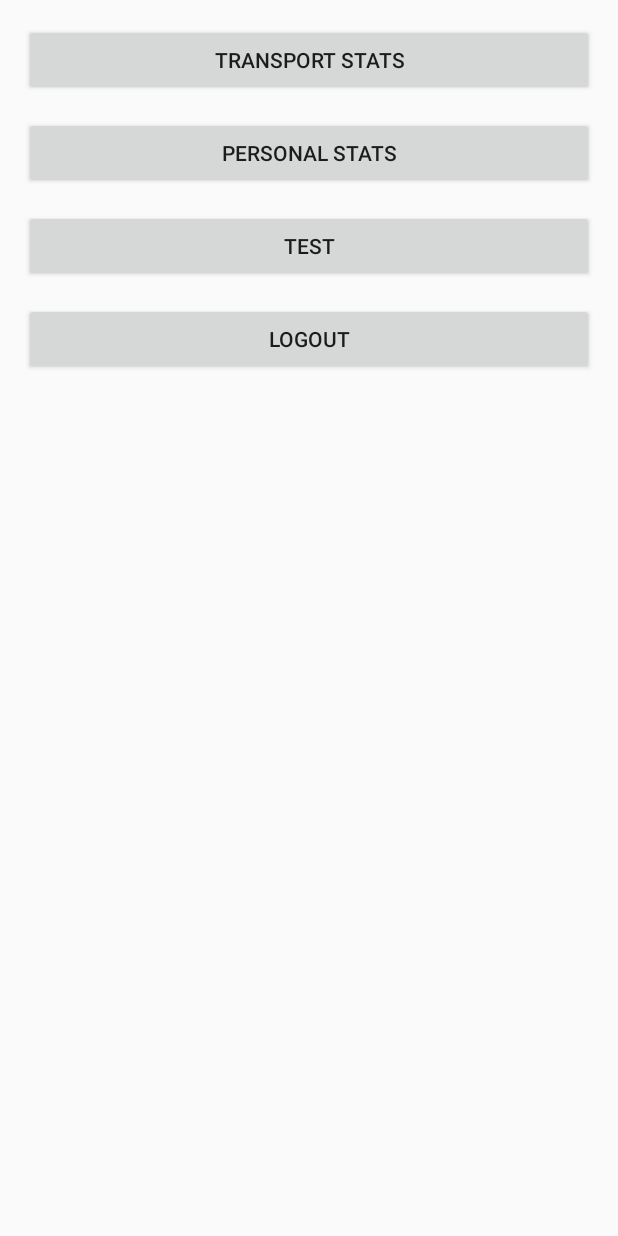
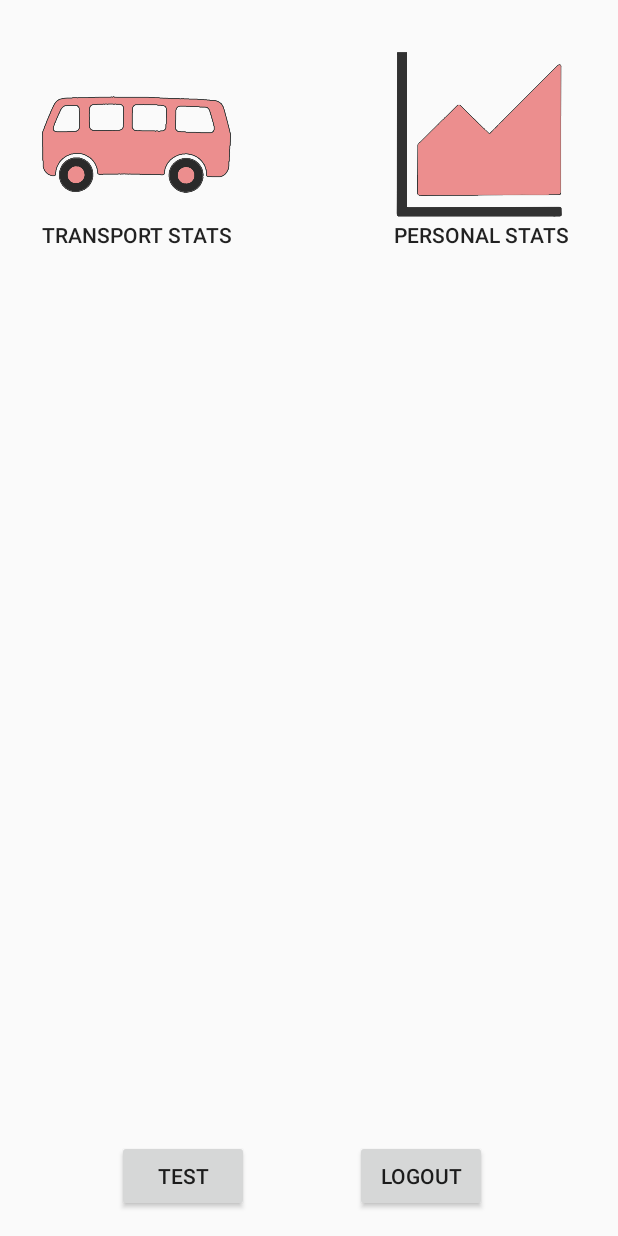
Before and after one commit to maximova136/EffectiveTravel-client, an Android app: the MenuActivity screen opened directly, with no data from a screen before it, on a phone screen of 412 x 824 dp. Run offline under Robolectric (Android 15) with nearby library versions, the phone set to English and light mode, and no system bars.

Commit message:
Redesign menu, colors changed, pics added

```diff
--- a/app/src/main/java/com/et/gui/MenuActivity.java
+++ b/app/src/main/java/com/et/gui/MenuActivity.java
@@ -54,5 +54,23 @@ public class MenuActivity extends BaseActivity {
                 startActivity(new Intent(MenuActivity.this, TestActivity.class));
             }
         });
+
+        Button transportStat = (Button) findViewById(R.id.transport_stat_button);
+        transportStat.setOnClickListener(new OnClickListener() {
+              @Override
+              public void onClick(View v) {
+                  //setToken(Auth.getToken());
+                  //startActivity(new Intent(MenuActivity.this, TransportStatsActivity.class));
+                  //I CAN'T UNDERSTAND WHY APP IS BEING STOPPED HERE
+              }
+        });
+
+        Button personalStat = (Button) findViewById(R.id.personal_stats_button);
+        personalStat.setOnClickListener(new OnClickListener() {
+            @Override
+            public void onClick(View v) {
+                startActivity(new Intent(MenuActivity.this, PersonalStatsActivity.class));
+            }
+        });
     }
 }
--- /dev/null
+++ b/app/src/main/res/drawable/bus_.xml
@@ -0,0 +1,6 @@
+<?xml version="1.0" encoding="utf-8"?>
+<selector xmlns:android="http://schemas.android.com/apk/res/android">
+    <item android:state_pressed="true"
+        android:drawable="@drawable/bus_shadow" /> <!-- pressed -->
+    <item android:drawable="@drawable/bus" /> <!-- default -->
+</selector>
--- /dev/null
+++ b/app/src/main/res/drawable/stats.xml
@@ -0,0 +1,6 @@
+<?xml version="1.0" encoding="utf-8"?>
+<selector xmlns:android="http://schemas.android.com/apk/res/android">
+    <item android:state_pressed="true"
+        android:drawable="@drawable/statistics_shadow" /> <!-- pressed -->
+    <item android:drawable="@drawable/statistics" /> <!-- default -->
+</selector>
--- a/app/src/main/res/layout/activity_menu.xml
+++ b/app/src/main/res/layout/activity_menu.xml
@@ -1,5 +1,6 @@
 <?xml version="1.0" encoding="utf-8"?>
 <RelativeLayout xmlns:android="http://schemas.android.com/apk/res/android"
+    xmlns:app="http://schemas.android.com/apk/res-auto"
     xmlns:tools="http://schemas.android.com/tools"
     android:id="@+id/activity_menu"
     android:layout_width="match_parent"
@@ -10,51 +11,69 @@
     android:paddingTop="@dimen/activity_vertical_margin"
     tools:context=".MenuActivity">
 
+    <GridLayout
+        android:layout_width="match_parent"
+        android:layout_height="match_parent"
+        android:columnCount="2">
+
+        <Button
+            android:text="@string/transport_stats_title"
+            android:id="@+id/transport_stat_button"
+            android:background="@drawable/bus_"
+            android:gravity="bottom|center_vertical|center_horizontal"
+            android:layout_width="150dp"
+            android:layout_height="150dp"
+            android:layout_gravity="right" />
+
+        <Button
+            android:text="@string/personal_stats_title"
+            android:layout_width="150dp"
+            android:layout_height="150dp"
+            android:id="@+id/personal_stats_button"
+            android:background="@drawable/stats"
+            android:gravity="bottom|center_vertical|center_horizontal"
+            android:layout_gravity="right" />
+
+        <Button
+            android:text="TEST"
+            android:layout_width="wrap_content"
+            android:layout_height="wrap_content"
+            android:id="@+id/test_button"
+            android:layout_gravity="bottom|right" />
+
+        <Button
+            android:text="@string/logout_title"
+            android:layout_width="wrap_content"
+            android:layout_height="wrap_content"
+            android:id="@+id/logout_button"
+            android:layout_gravity="bottom|center_horizontal" />
+
+    </GridLayout>
+
     <LinearLayout
         android:orientation="vertical"
         android:layout_width="match_parent"
         android:layout_height="match_parent"
+        android:weightSum="1"
         android:layout_alignParentTop="true"
         android:layout_alignParentStart="true">
-
-        <Button
-            android:text="@string/transport_stats_title"
-            android:layout_width="match_parent"
-            android:layout_height="wrap_content"
-            android:id="@+id/button4" />
 
         <Space
             android:layout_width="match_parent"
             android:layout_height="14dp" />
 
-        <Button
-            android:text="@string/personal_stats_title"
+        <Space
             android:layout_width="match_parent"
-            android:layout_height="wrap_content"
-            android:id="@+id/button5" />
+            android:layout_height="14dp" />
 
         <Space
             android:layout_width="match_parent"
             android:layout_height="14dp" />
 
-        <Button
-            android:text="TEST"
-            android:layout_width="match_parent"
-            android:layout_height="wrap_content"
-            android:id="@+id/test_button" />
-
         <Space
             android:layout_width="match_parent"
-            android:layout_height="14dp" />
+            android:layout_height="40dp" />
 
-        <Button
-            android:text="@string/logout_title"
-            android:layout_width="match_parent"
-            android:layout_height="wrap_content"
-            android:id="@+id/logout_button" />
+    </LinearLayout>
 
-        <Space
-            android:layout_width="match_parent"
-            android:layout_height="14dp" />
-    </LinearLayout>
 </RelativeLayout>
--- /dev/null
+++ b/app/src/main/res/values-v21/styles.xml
@@ -0,0 +1,9 @@
+<resources>
+
+    <style name="AppTheme.NoActionBar">
+        <item name="windowActionBar">false</item>
+        <item name="windowNoTitle">true</item>
+        <item name="android:windowDrawsSystemBarBackgrounds">true</item>
+        <item name="android:statusBarColor">@android:color/transparent</item>
+    </style>
+</resources>
--- a/app/src/main/res/values/colors.xml
+++ b/app/src/main/res/values/colors.xml
@@ -1,6 +1,6 @@
 <?xml version="1.0" encoding="utf-8"?>
 <resources>
-    <color name="colorPrimary">#3F51B5</color>
-    <color name="colorPrimaryDark">#303F9F</color>
-    <color name="colorAccent">#ff4081</color>
+    <color name="colorPrimary">#5482ca</color>
+    <color name="colorPrimaryDark">#3659b7</color>
+    <color name="colorAccent">#ec8e8e</color>
 </resources>
--- a/app/src/main/res/values/dimens.xml
+++ b/app/src/main/res/values/dimens.xml
@@ -2,4 +2,7 @@
     <!-- Default screen margins, per the Android Design guidelines. -->
     <dimen name="activity_horizontal_margin">16dp</dimen>
     <dimen name="activity_vertical_margin">16dp</dimen>
+    <dimen name="app_bar_height">180dp</dimen>
+    <dimen name="fab_margin">16dp</dimen>
+    <dimen name="text_margin">16dp</dimen>
 </resources>
--- a/app/src/main/res/values/styles.xml
+++ b/app/src/main/res/values/styles.xml
@@ -8,4 +8,13 @@
         <item name="colorAccent">@color/colorAccent</item>
     </style>
 
+    <style name="AppTheme.NoActionBar">
+        <item name="windowActionBar">false</item>
+        <item name="windowNoTitle">true</item>
+    </style>
+
+    <style name="AppTheme.AppBarOverlay" parent="ThemeOverlay.AppCompat.Dark.ActionBar" />
+
+    <style name="AppTheme.PopupOverlay" parent="ThemeOverlay.AppCompat.Light" />
+
 </resources>
```
Also changed, not shown: app/src/main/AndroidManifest.xml (+14 -4 lines), app/src/main/java/com/et/gui/PersonalStatsActivity.java (added, +31 -0 lines), app/src/main/java/com/et/gui/TransportStatsActivity.java (+6 -1 lines), app/src/main/res/layout/activity_personal_stats.xml (added, +46 -0 lines), app/src/main/res/layout/content_personal_stats.xml (added, +40 -0 lines), app/src/main/res/menu/menu_personal_stats.xml (added, +10 -0 lines), app/src/main/res/values/strings.xml (+10 -0 lines), app/src/main/res/drawable/bus.png (added), app/src/main/res/drawable/bus_shadow.png (added), app/src/main/res/drawable/statistics.png (added), app/src/main/res/drawable/statistics_shadow.png (added), app/src/main/res/mipmap-hdpi/logo_158x71.png (added).
